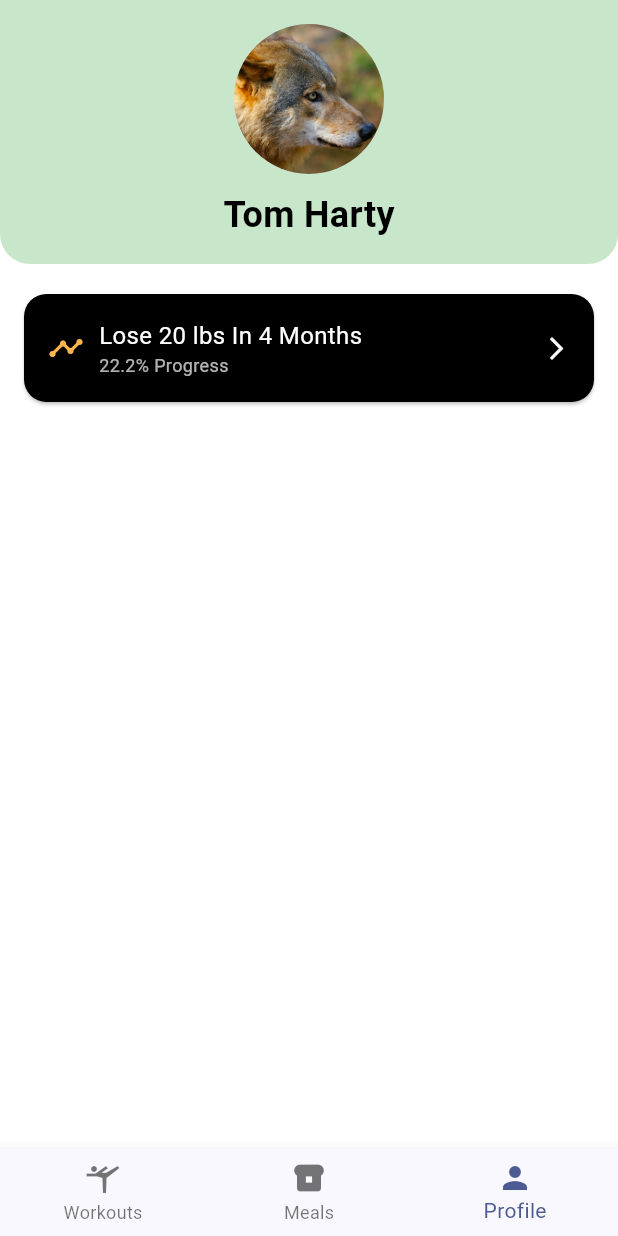
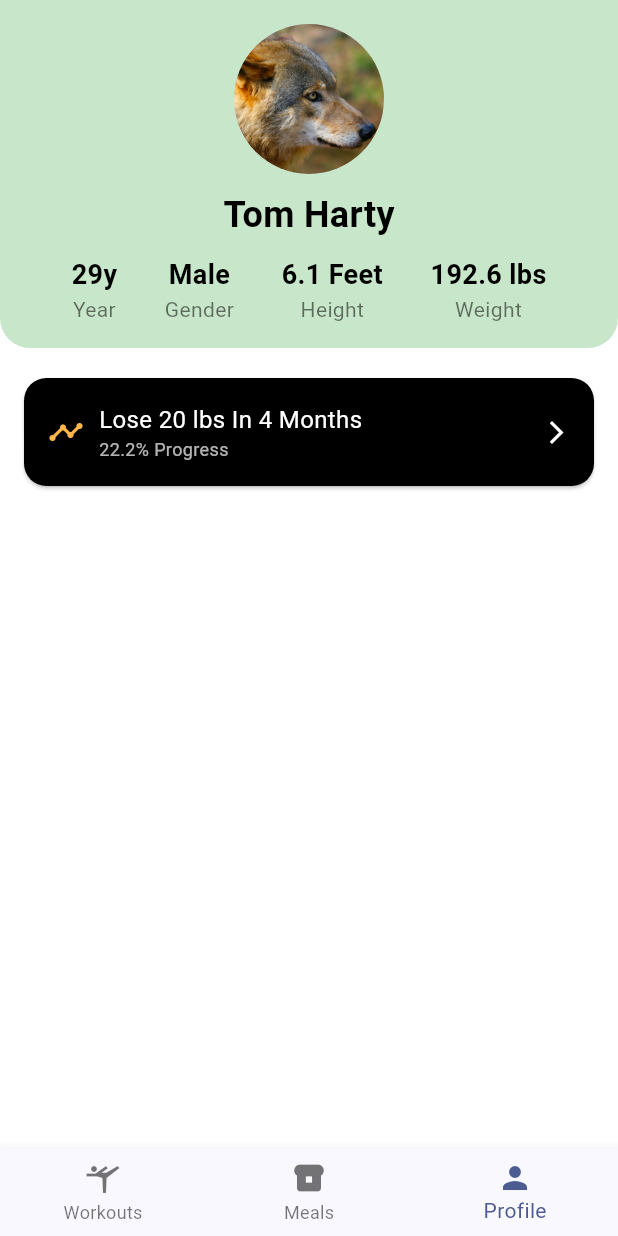
Before and after one commit to sukhaman/GigMaster, a Flutter app: the screen it shows after launch, item 3 of the bottom bar chosen, on a phone screen of 412 x 824 dp. Run offline on Flutter 3.47's test engine with Material 3 defaults, Android fonts, the light colour scheme and no system bars; our stand-ins replace bloc, flutter_riverpod, flutter_svg, riverpod.

Commit message:
Profile Info view added

```diff
--- a/gigmaster/lib/views/profile_view.dart
+++ b/gigmaster/lib/views/profile_view.dart
@@ -37,6 +37,16 @@ class ProfileView extends StatelessWidget {
                         fontSize: 24,
                         fontWeight: FontWeight.bold,
                       ),
+                    ),
+                    SizedBox(height: 10),
+                    Row(
+                      mainAxisAlignment: MainAxisAlignment.spaceEvenly,
+                      children: [
+                        ProfileInfo(label: '29y', value: 'Year'),
+                        ProfileInfo(label: 'Male', value: 'Gender'),
+                        ProfileInfo(label: '6.1 Feet', value: 'Height'),
+                        ProfileInfo(label: '192.6 lbs', value: 'Weight'),
+                      ],
                     ),
                   ],
                 ),
@@ -89,3 +99,33 @@ class ProfileView extends StatelessWidget {
     );
   }
 }
+
+class ProfileInfo extends StatelessWidget {
+  final String label;
+  final String value;
+
+  const ProfileInfo({required this.label, required this.value, super.key});
+
+  @override
+  Widget build(BuildContext context) {
+    return Column(
+      children: [
+        Text(
+          label,
+          style: const TextStyle(
+            color: Colors.black,
+            fontSize: 18,
+            fontWeight: FontWeight.bold,
+          ),
+        ),
+        Text(
+          value,
+          style: const TextStyle(
+            color: Colors.black54,
+            fontSize: 14,
+          ),
+        ),
+      ],
+    );
+  }
+}
```
